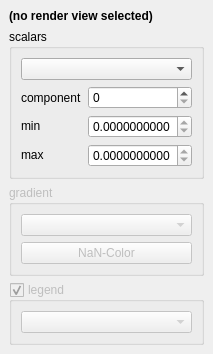
Old version of the form gui/widgets/ColorMappingChooser.ui in the repository kateyy/geohazardvis.
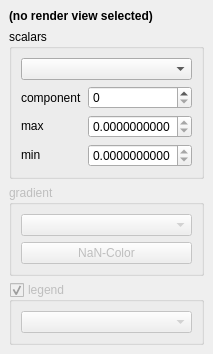
New version of the form.

Commit message: allow to reset color mapping min/max by clicking on the data value

Diff of the .ui file:
```diff
--- a/gui/widgets/ColorMappingChooser.ui
+++ b/gui/widgets/ColorMappingChooser.ui
@@ -70,7 +70,7 @@
           <property name="bottomMargin">
            <number>0</number>
           </property>
-          <item row="1" column="1">
+          <item row="2" column="1">
            <widget class="QDoubleSpinBox" name="minValueSpinBox">
             <property name="decimals">
              <number>10</number>
@@ -81,35 +81,6 @@
            </widget>
           </item>
           <item row="2" column="0">
-           <widget class="QLabel" name="maxLabel">
-            <property name="sizePolicy">
-             <sizepolicy hsizetype="Fixed" vsizetype="Fixed">
-              <horstretch>0</horstretch>
-              <verstretch>0</verstretch>
-             </sizepolicy>
-            </property>
-            <property name="text">
-             <string>max</string>
-            </property>
-           </widget>
-          </item>
-          <item row="2" column="1">
-           <widget class="QDoubleSpinBox" name="maxValueSpinBox">
-            <property name="decimals">
-             <number>10</number>
-            </property>
-            <property name="minimum">
-             <double>0.000000000000000</double>
-            </property>
-            <property name="maximum">
-             <double>0.000000000000000</double>
-            </property>
-            <property name="value">
-             <double>0.000000000000000</double>
-            </property>
-           </widget>
-          </item>
-          <item row="1" column="0">
            <widget class="QLabel" name="minLabel">
             <property name="sizePolicy">
              <sizepolicy hsizetype="Fixed" vsizetype="Fixed">
@@ -132,6 +103,35 @@
             </property>
            </widget>
           </item>
+          <item row="1" column="0">
+           <widget class="QLabel" name="maxLabel">
+            <property name="sizePolicy">
+             <sizepolicy hsizetype="Fixed" vsizetype="Fixed">
+              <horstretch>0</horstretch>
+              <verstretch>0</verstretch>
+             </sizepolicy>
+            </property>
+            <property name="text">
+             <string>max</string>
+            </property>
+           </widget>
+          </item>
+          <item row="1" column="1">
+           <widget class="QDoubleSpinBox" name="maxValueSpinBox">
+            <property name="decimals">
+             <number>10</number>
+            </property>
+            <property name="minimum">
+             <double>0.000000000000000</double>
+            </property>
+            <property name="maximum">
+             <double>0.000000000000000</double>
+            </property>
+            <property name="value">
+             <double>0.000000000000000</double>
+            </property>
+           </widget>
+          </item>
          </layout>
         </widget>
        </item>
```
Left out of the diff: 6 changed lines with no effect on the pictures. The commit also changes 2 other files.
